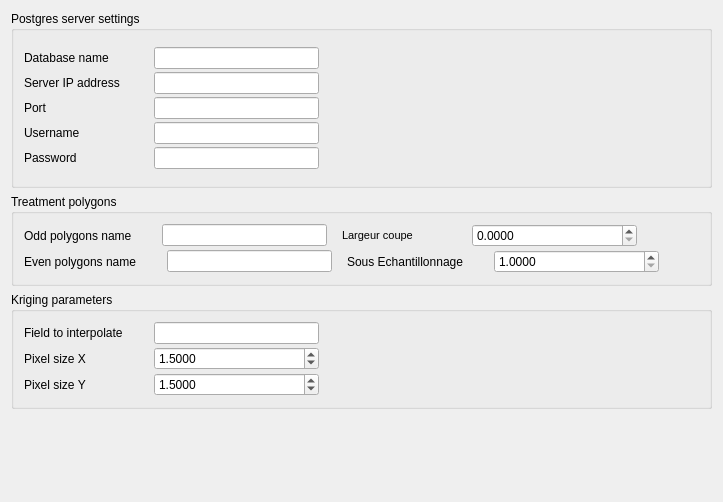
Qt form gui/settings/options_settings_dlg_base.ui (franciscocamellon/lallemand_plant_care) before a commit.
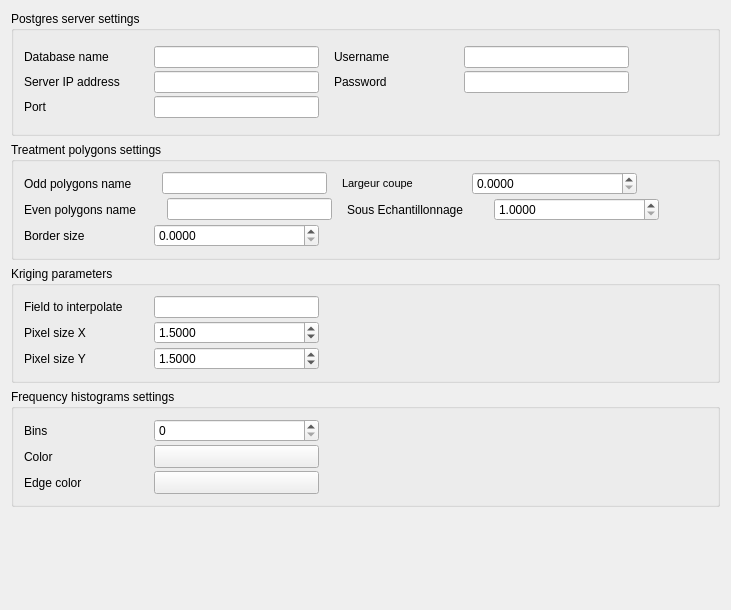
The same form after that commit. Custom widgets are drawn as their Qt base class.

The edit to the form file:
```diff
--- a/gui/settings/options_settings_dlg_base.ui
+++ b/gui/settings/options_settings_dlg_base.ui
@@ -6,14 +6,539 @@
    <rect>
     <x>0</x>
     <y>0</y>
-    <width>670</width>
-    <height>502</height>
+    <width>731</width>
+    <height>610</height>
    </rect>
   </property>
   <property name="windowTitle">
    <string>Form</string>
   </property>
   <layout class="QGridLayout" name="gridLayout">
+   <item row="2" column="0">
+    <widget class="QgsCollapsibleGroupBox" name="mGroupBox_3">
+     <property name="sizePolicy">
+      <sizepolicy hsizetype="MinimumExpanding" vsizetype="Fixed">
+       <horstretch>0</horstretch>
+       <verstretch>0</verstretch>
+      </sizepolicy>
+     </property>
+     <property name="minimumSize">
+      <size>
+       <width>0</width>
+       <height>0</height>
+      </size>
+     </property>
+     <property name="maximumSize">
+      <size>
+       <width>16777215</width>
+       <height>16777215</height>
+      </size>
+     </property>
+     <property name="title">
+      <string>Kriging parameters</string>
+     </property>
+     <layout class="QVBoxLayout" name="verticalLayout_3">
+      <property name="spacing">
+       <number>5</number>
+      </property>
+      <property name="leftMargin">
+       <number>10</number>
+      </property>
+      <property name="topMargin">
+       <number>10</number>
+      </property>
+      <property name="rightMargin">
+       <number>10</number>
+      </property>
+      <property name="bottomMargin">
+       <number>10</number>
+      </property>
+      <item>
+       <layout class="QVBoxLayout" name="verticalLayout_6">
+        <property name="spacing">
+         <number>3</number>
+        </property>
+        <item>
+         <layout class="QHBoxLayout" name="horizontalLayout_15">
+          <property name="spacing">
+           <number>0</number>
+          </property>
+          <item>
+           <widget class="QLabel" name="fieldToInterpolateLabel">
+            <property name="minimumSize">
+             <size>
+              <width>100</width>
+              <height>0</height>
+             </size>
+            </property>
+            <property name="styleSheet">
+             <string notr="true">font: 8pt &quot;MS Shell Dlg 2&quot;;</string>
+            </property>
+            <property name="text">
+             <string>Field to interpolate</string>
+            </property>
+           </widget>
+          </item>
+          <item>
+           <spacer name="horizontalSpacer_15">
+            <property name="orientation">
+             <enum>Qt::Horizontal</enum>
+            </property>
+            <property name="sizeType">
+             <enum>QSizePolicy::Fixed</enum>
+            </property>
+            <property name="sizeHint" stdset="0">
+             <size>
+              <width>30</width>
+              <height>20</height>
+             </size>
+            </property>
+           </spacer>
+          </item>
+          <item>
+           <widget class="QLineEdit" name="fieldToInterpolateLineEdit">
+            <property name="sizePolicy">
+             <sizepolicy hsizetype="Minimum" vsizetype="Fixed">
+              <horstretch>0</horstretch>
+              <verstretch>0</verstretch>
+             </sizepolicy>
+            </property>
+            <property name="minimumSize">
+             <size>
+              <width>165</width>
+              <height>18</height>
+             </size>
+            </property>
+            <property name="styleSheet">
+             <string notr="true">font: 8pt &quot;MS Shell Dlg 2&quot;;</string>
+            </property>
+           </widget>
+          </item>
+          <item>
+           <spacer name="horizontalSpacer_16">
+            <property name="orientation">
+             <enum>Qt::Horizontal</enum>
+            </property>
+            <property name="sizeHint" stdset="0">
+             <size>
+              <width>40</width>
+              <height>20</height>
+             </size>
+            </property>
+           </spacer>
+          </item>
+         </layout>
+        </item>
+        <item>
+         <layout class="QHBoxLayout" name="horizontalLayout_16">
+          <property name="spacing">
+           <number>0</number>
+          </property>
+          <item>
+           <widget class="QLabel" name="pixelSizeXLabel">
+            <property name="minimumSize">
+             <size>
+              <width>100</width>
+              <height>0</height>
+             </size>
+            </property>
+            <property name="styleSheet">
+             <string notr="true">font: 8pt &quot;MS Shell Dlg 2&quot;;</string>
+            </property>
+            <property name="text">
+             <string>Pixel size X</string>
+            </property>
+           </widget>
+          </item>
+          <item>
+           <spacer name="horizontalSpacer_17">
+            <property name="orientation">
+             <enum>Qt::Horizontal</enum>
+            </property>
+            <property name="sizeType">
+             <enum>QSizePolicy::Fixed</enum>
+            </property>
+            <property name="sizeHint" stdset="0">
+             <size>
+              <width>30</width>
+              <height>20</height>
+             </size>
+            </property>
+           </spacer>
+          </item>
+          <item>
+           <widget class="QDoubleSpinBox" name="pixelSizeXSpinBox">
+            <property name="minimumSize">
+             <size>
+              <width>165</width>
+              <height>18</height>
+             </size>
+            </property>
+            <property name="styleSheet">
+             <string notr="true">font: 8pt &quot;MS Shell Dlg 2&quot;</string>
+            </property>
+            <property name="decimals">
+             <number>4</number>
+            </property>
+            <property name="maximum">
+             <double>999.990000000000009</double>
+            </property>
+            <property name="singleStep">
+             <double>0.100000000000000</double>
+            </property>
+            <property name="value">
+             <double>1.500000000000000</double>
+            </property>
+           </widget>
+          </item>
+          <item>
+           <spacer name="horizontalSpacer_18">
+            <property name="orientation">
+             <enum>Qt::Horizontal</enum>
+            </property>
+            <property name="sizeHint" stdset="0">
+             <size>
+              <width>40</width>
+              <height>20</height>
+             </size>
+            </property>
+           </spacer>
+          </item>
+         </layout>
+        </item>
+        <item>
+         <layout class="QHBoxLayout" name="horizontalLayout_17">
+          <property name="spacing">
+           <number>0</number>
+          </property>
+          <item>
+           <widget class="QLabel" name="pixelSizeYLabel">
+            <property name="minimumSize">
+             <size>
+              <width>100</width>
+              <height>0</height>
+             </size>
+            </property>
+            <property name="styleSheet">
+             <string notr="true">font: 8pt &quot;MS Shell Dlg 2&quot;;</string>
+            </property>
+            <property name="text">
+             <string>Pixel size Y</string>
+            </property>
+           </widget>
+          </item>
+          <item>
+           <spacer name="horizontalSpacer_19">
+            <property name="orientation">
+             <enum>Qt::Horizontal</enum>
+            </property>
+            <property name="sizeType">
+             <enum>QSizePolicy::Fixed</enum>
+            </property>
+            <property name="sizeHint" stdset="0">
+             <size>
+              <width>30</width>
+              <height>20</height>
+             </size>
+            </property>
+           </spacer>
+          </item>
+          <item>
+           <widget class="QDoubleSpinBox" name="pixelSizeYSpinBox">
+            <property name="minimumSize">
+             <size>
+              <width>165</width>
+              <height>18</height>
+             </size>
+            </property>
+            <property name="styleSheet">
+             <string notr="true">font: 8pt &quot;MS Shell Dlg 2&quot;</string>
+            </property>
+            <property name="decimals">
+             <number>4</number>
+            </property>
+            <property name="minimum">
+             <double>0.000000000000000</double>
+            </property>
+            <property name="maximum">
+             <double>999.990000000000009</double>
+            </property>
+            <property name="singleStep">
+             <double>0.100000000000000</double>
+            </property>
+            <property name="value">
+             <double>1.500000000000000</double>
+            </property>
+           </widget>
+          </item>
+          <item>
+           <spacer name="horizontalSpacer_20">
+            <property name="orientation">
+             <enum>Qt::Horizontal</enum>
+            </property>
+            <property name="sizeHint" stdset="0">
+             <size>
+              <width>40</width>
+              <height>20</height>
+             </size>
+            </property>
+           </spacer>
+          </item>
+         </layout>
+        </item>
+       </layout>
+      </item>
+     </layout>
+    </widget>
+   </item>
+   <item row="3" column="0">
+    <widget class="QgsCollapsibleGroupBox" name="mGroupBox_4">
+     <property name="sizePolicy">
+      <sizepolicy hsizetype="MinimumExpanding" vsizetype="Fixed">
+       <horstretch>0</horstretch>
+       <verstretch>0</verstretch>
+      </sizepolicy>
+     </property>
+     <property name="minimumSize">
+      <size>
+       <width>0</width>
+       <height>0</height>
+      </size>
+     </property>
+     <property name="maximumSize">
+      <size>
+       <width>16777215</width>
+       <height>16777215</height>
+      </size>
+     </property>
+     <property name="title">
+      <string>Frequency histograms settings</string>
+     </property>
+     <layout class="QVBoxLayout" name="verticalLayout_7">
+      <property name="spacing">
+       <number>5</number>
+      </property>
+      <property name="leftMargin">
+       <number>10</number>
+      </property>
+      <property name="topMargin">
+       <number>10</number>
+      </property>
+      <property name="rightMargin">
+       <number>10</number>
+      </property>
+      <property name="bottomMargin">
+       <number>10</number>
+      </property>
+      <item>
+       <layout class="QVBoxLayout" name="verticalLayout_8">
+        <property name="spacing">
+         <number>3</number>
+        </property>
+        <item>
+         <layout class="QHBoxLayout" name="horizontalLayout_18">
+          <property name="spacing">
+           <number>0</number>
+          </property>
+          <item>
+           <widget class="QLabel" name="binsLabel">
+            <property name="minimumSize">
+             <size>
+              <width>100</width>
+              <height>0</height>
+             </size>
+            </property>
+            <property name="styleSheet">
+             <string notr="true">font: 8pt &quot;MS Shell Dlg 2&quot;;</string>
+            </property>
+            <property name="text">
+             <string>Bins</string>
+            </property>
+           </widget>
+          </item>
+          <item>
+           <spacer name="horizontalSpacer_25">
+            <property name="orientation">
+             <enum>Qt::Horizontal</enum>
+            </property>
+            <property name="sizeType">
+             <enum>QSizePolicy::Fixed</enum>
+            </property>
+            <property name="sizeHint" stdset="0">
+             <size>
+              <width>30</width>
+              <height>20</height>
+             </size>
+            </property>
+           </spacer>
+          </item>
+          <item>
+           <widget class="QSpinBox" name="binsSpinBox">
+            <property name="minimumSize">
+             <size>
+              <width>165</width>
+              <height>18</height>
+             </size>
+            </property>
+           </widget>
+          </item>
+          <item>
+           <spacer name="horizontalSpacer_26">
+            <property name="orientation">
+             <enum>Qt::Horizontal</enum>
+            </property>
+            <property name="sizeHint" stdset="0">
+             <size>
+              <width>40</width>
+              <height>20</height>
+             </size>
+            </property>
+           </spacer>
+          </item>
+         </layout>
+        </item>
+        <item>
+         <layout class="QHBoxLayout" name="horizontalLayout_19">
+          <property name="spacing">
+           <number>0</number>
+          </property>
+          <item>
+           <widget class="QLabel" name="colorLabel">
+            <property name="minimumSize">
+             <size>
+              <width>100</width>
+              <height>0</height>
+             </size>
+            </property>
+            <property name="styleSheet">
+             <string notr="true">font: 8pt &quot;MS Shell Dlg 2&quot;;</string>
+            </property>
+            <property name="text">
+             <string>Color</string>
+            </property>
+           </widget>
+          </item>
+          <item>
+           <spacer name="horizontalSpacer_27">
+            <property name="orientation">
+             <enum>Qt::Horizontal</enum>
+            </property>
+            <property name="sizeType">
+             <enum>QSizePolicy::Fixed</enum>
+            </property>
+            <property name="sizeHint" stdset="0">
+             <size>
+              <width>30</width>
+              <height>20</height>
+             </size>
+            </property>
+           </spacer>
+          </item>
+          <item>
+           <widget class="QgsColorButton" name="colorColorButton">
+            <property name="minimumSize">
+             <size>
+              <width>165</width>
+              <height>18</height>
+             </size>
+            </property>
+           </widget>
+          </item>
+          <item>
+           <spacer name="horizontalSpacer_28">
+            <property name="orientation">
+             <enum>Qt::Horizontal</enum>
+            </property>
+            <property name="sizeHint" stdset="0">
+             <size>
+              <width>40</width>
+              <height>20</height>
+             </size>
+            </property>
+           </spacer>
+          </item>
+         </layout>
+        </item>
+        <item>
+         <layout class="QHBoxLayout" name="horizontalLayout_20">
+          <property name="spacing">
+           <number>0</number>
+          </property>
+          <item>
+           <widget class="QLabel" name="edgeColorLabel">
+            <property name="minimumSize">
+             <size>
+              <width>100</width>
+              <height>0</height>
+             </size>
+            </property>
+            <property name="styleSheet">
+             <string notr="true">font: 8pt &quot;MS Shell Dlg 2&quot;;</string>
+            </property>
+            <property name="text">
+             <string>Edge color</string>
+            </property>
+           </widget>
+          </item>
+          <item>
+           <spacer name="horizontalSpacer_29">
+            <property name="orientation">
+             <enum>Qt::Horizontal</enum>
+            </property>
+            <property name="sizeType">
+             <enum>QSizePolicy::Fixed</enum>
+            </property>
+            <property name="sizeHint" stdset="0">
+             <size>
+              <width>30</width>
+              <height>20</height>
+             </size>
+            </property>
+           </spacer>
+          </item>
+          <item>
+           <widget class="QgsColorButton" name="edgeColorButton">
+            <property name="minimumSize">
+             <size>
+              <width>165</width>
+              <height>18</height>
+             </size>
+            </property>
+           </widget>
+          </item>
+          <item>
+           <spacer name="horizontalSpacer_30">
+            <property name="orientation">
+             <enum>Qt::Horizontal</enum>
+            </property>
+            <property name="sizeHint" stdset="0">
+             <size>
+              <width>40</width>
+              <height>20</height>
+             </size>
+            </property>
+           </spacer>
+          </item>
+         </layout>
+        </item>
+       </layout>
+      </item>
+     </layout>
+    </widget>
+   </item>
+   <item row="4" column="0">
+    <spacer name="verticalSpacer">
+     <property name="orientation">
+      <enum>Qt::Vertical</enum>
+     </property>
+     <property name="sizeHint" stdset="0">
+      <size>
+       <width>20</width>
+       <height>40</height>
+      </size>
+     </property>
+    </spacer>
+   </item>
    <item row="1" column="0">
     <widget class="QgsCollapsibleGroupBox" name="mGroupBox_2">
      <property name="sizePolicy">
@@ -35,7 +560,7 @@
       </size>
      </property>
      <property name="title">
-      <string>Treatment polygons</string>
+      <string>Treatment polygons settings</string>
      </property>
      <layout class="QVBoxLayout" name="verticalLayout_2">
       <property name="spacing">
@@ -352,6 +877,83 @@
           </item>
          </layout>
         </item>
+        <item>
+         <layout class="QHBoxLayout" name="horizontalLayout">
+          <property name="spacing">
+           <number>0</number>
+          </property>
+          <item>
+           <widget class="QLabel" name="evenPolygonsLabel_2">
+            <property name="minimumSize">
+             <size>
+              <width>100</width>
+              <height>0</height>
+             </size>
+            </property>
+            <property name="styleSheet">
+             <string notr="true">font: 8pt &quot;MS Shell Dlg 2&quot;;</string>
+            </property>
+            <property name="text">
+             <string>Border size</string>
+            </property>
+           </widget>
+          </item>
+          <item>
+           <spacer name="horizontalSpacer_31">
+            <property name="orientation">
+             <enum>Qt::Horizontal</enum>
+            </property>
+            <property name="sizeType">
+             <enum>QSizePolicy::Fixed</enum>
+            </property>
+            <property name="sizeHint" stdset="0">
+             <size>
+              <width>30</width>
+              <height>20</height>
+             </size>
+            </property>
+           </spacer>
+          </item>
+          <item>
+           <widget class="QDoubleSpinBox" name="sizeBorderSpinBox">
+            <property name="minimumSize">
+             <size>
+              <width>165</width>
+              <height>18</height>
+             </size>
+            </property>
+            <property name="styleSheet">
+             <string notr="true">font: 8pt &quot;MS Shell Dlg 2&quot;</string>
+            </property>
+            <property name="decimals">
+             <number>4</number>
+            </property>
+            <property name="minimum">
+             <double>0.000000000000000</double>
+            </property>
+            <property name="maximum">
+             <double>1000.000000000000000</double>
+            </property>
+            <property name="value">
+             <double>0.000000000000000</double>
+            </property>
+           </widget>
+          </item>
+          <item>
+           <spacer name="horizontalSpacer_32">
+            <property name="orientation">
+             <enum>Qt::Horizontal</enum>
+            </property>
+            <property name="sizeHint" stdset="0">
+             <size>
+              <width>40</width>
+              <height>20</height>
+             </size>
+            </property>
+           </spacer>
+          </item>
+         </layout>
+        </item>
        </layout>
       </item>
      </layout>
@@ -368,7 +970,7 @@
      <property name="minimumSize">
       <size>
        <width>0</width>
-       <height>177</height>
+       <height>125</height>
       </size>
      </property>
      <property name="maximumSize">
@@ -457,6 +1059,73 @@
             </property>
            </widget>
           </item>
+          <item>
+           <spacer name="horizontalSpacer_9">
+            <property name="orientation">
+             <enum>Qt::Horizontal</enum>
+            </property>
+            <property name="sizeType">
+             <enum>QSizePolicy::Fixed</enum>
+            </property>
+            <property name="sizeHint" stdset="0">
+             <size>
+              <width>15</width>
+              <height>20</height>
+             </size>
+            </property>
+           </spacer>
+          </item>
+          <item>
+           <widget class="QLabel" name="serverUserLabel">
+            <property name="minimumSize">
+             <size>
+              <width>100</width>
+              <height>0</height>
+             </size>
+            </property>
+            <property name="styleSheet">
+             <string notr="true">font: 8pt &quot;MS Shell Dlg 2&quot;;</string>
+            </property>
+            <property name="text">
+             <string>Username</string>
+            </property>
+           </widget>
+          </item>
+          <item>
+           <spacer name="horizontalSpacer_4">
+            <property name="orientation">
+             <enum>Qt::Horizontal</enum>
+            </property>
+            <property name="sizeType">
+             <enum>QSizePolicy::Fixed</enum>
+            </property>
+            <property name="sizeHint" stdset="0">
+             <size>
+              <width>30</width>
+              <height>20</height>
+             </size>
+            </property>
+           </spacer>
+          </item>
+          <item>
+           <widget class="QLineEdit" name="serverUserLineEdit">
+            <property name="sizePolicy">
+             <sizepolicy hsizetype="Minimum" vsizetype="Fixed">
+              <horstretch>0</horstretch>
+              <verstretch>0</verstretch>
+             </sizepolicy>
+            </property>
+            <property name="minimumSize">
+             <size>
+              <width>165</width>
+              <height>18</height>
+             </size>
+            </property>
+            <property name="styleSheet">
+             <string notr="true">font: 8pt &quot;MS Shell Dlg 2&quot;;</string>
+            </property>
+           </widget>
+          </item>
           <item>
            <spacer name="horizontalSpacer_2">
             <property name="orientation">
@@ -528,6 +1197,76 @@
             </property>
            </widget>
           </item>
+          <item>
+           <spacer name="horizontalSpacer_10">
+            <property name="orientation">
+             <enum>Qt::Horizontal</enum>
+            </property>
+            <property name="sizeType">
+             <enum>QSizePolicy::Fixed</enum>
+            </property>
+            <property name="sizeHint" stdset="0">
+             <size>
+              <width>15</width>
+              <height>20</height>
+             </size>
+            </property>
+           </spacer>
+          </item>
+          <item>
+           <widget class="QLabel" name="serverPasswordLabel">
+            <property name="minimumSize">
+             <size>
+              <width>100</width>
+              <height>0</height>
+             </size>
+            </property>
+            <property name="styleSheet">
+             <string notr="true">font: 8pt &quot;MS Shell Dlg 2&quot;;</string>
+            </property>
+            <property name="text">
+             <string>Password</string>
+            </property>
+           </widget>
+          </item>
+          <item>
+           <spacer name="horizontalSpacer_5">
+            <property name="orientation">
+             <enum>Qt::Horizontal</enum>
+            </property>
+            <property name="sizeType">
+             <enum>QSizePolicy::Fixed</enum>
+            </property>
+            <property name="sizeHint" stdset="0">
+             <size>
+              <width>30</width>
+              <height>20</height>
+             </size>
+            </property>
+           </spacer>
+          </item>
+          <item>
+           <widget class="QLineEdit" name="serverPasswordLineEdit">
+            <property name="sizePolicy">
+             <sizepolicy hsizetype="Minimum" vsizetype="Fixed">
+              <horstretch>0</horstretch>
+              <verstretch>0</verstretch>
+             </sizepolicy>
+            </property>
+            <property name="minimumSize">
+             <size>
+              <width>165</width>
+              <height>18</height>
+             </size>
+            </property>
+            <property name="styleSheet">
+             <string notr="true">font: 8pt &quot;MS Shell Dlg 2&quot;;</string>
+            </property>
+            <property name="echoMode">
+             <enum>QLineEdit::Password</enum>
+            </property>
+           </widget>
+          </item>
           <item>
            <spacer name="horizontalSpacer_7">
             <property name="orientation">
@@ -614,441 +1353,6 @@
           </item>
          </layout>
         </item>
-        <item>
-         <layout class="QHBoxLayout" name="horizontalLayout_10">
-          <property name="spacing">
-           <number>0</number>
-          </property>
-          <item>
-           <widget class="QLabel" name="serverUserLabel">
-            <property name="minimumSize">
-             <size>
-              <width>100</width>
-              <height>0</height>
-             </size>
-            </property>
-            <property name="styleSheet">
-             <string notr="true">font: 8pt &quot;MS Shell Dlg 2&quot;;</string>
-            </property>
-            <property name="text">
-             <string>Username</string>
-            </property>
-           </widget>
-          </item>
-          <item>
-           <spacer name="horizontalSpacer_4">
-            <property name="orientation">
-             <enum>Qt::Horizontal</enum>
-            </property>
-            <property name="sizeType">
-             <enum>QSizePolicy::Fixed</enum>
-            </property>
-            <property name="sizeHint" stdset="0">
-             <size>
-              <width>30</width>
-              <height>20</height>
-             </size>
-            </property>
-           </spacer>
-          </item>
-          <item>
-           <widget class="QLineEdit" name="serverUserLineEdit">
-            <property name="sizePolicy">
-             <sizepolicy hsizetype="Minimum" vsizetype="Fixed">
-              <horstretch>0</horstretch>
-              <verstretch>0</verstretch>
-             </sizepolicy>
-            </property>
-            <property name="minimumSize">
-             <size>
-              <width>165</width>
-              <height>18</height>
-             </size>
-            </property>
-            <property name="styleSheet">
-             <string notr="true">font: 8pt &quot;MS Shell Dlg 2&quot;;</string>
-            </property>
-           </widget>
-          </item>
-          <item>
-           <spacer name="horizontalSpacer_9">
-            <property name="orientation">
-             <enum>Qt::Horizontal</enum>
-            </property>
-            <property name="sizeHint" stdset="0">
-             <size>
-              <width>40</width>
-              <height>20</height>
-             </size>
-            </property>
-           </spacer>
-          </item>
-         </layout>
-        </item>
-        <item>
-         <layout class="QHBoxLayout" name="horizontalLayout_11">
-          <property name="spacing">
-           <number>0</number>
-          </property>
-          <item>
-           <widget class="QLabel" name="serverPasswordLabel">
-            <property name="minimumSize">
-             <size>
-              <width>100</width>
-              <height>0</height>
-             </size>
-            </property>
-            <property name="styleSheet">
-             <string notr="true">font: 8pt &quot;MS Shell Dlg 2&quot;;</string>
-            </property>
-            <property name="text">
-             <string>Password</string>
-            </property>
-           </widget>
-          </item>
-          <item>
-           <spacer name="horizontalSpacer_5">
-            <property name="orientation">
-             <enum>Qt::Horizontal</enum>
-            </property>
-            <property name="sizeType">
-             <enum>QSizePolicy::Fixed</enum>
-            </property>
-            <property name="sizeHint" stdset="0">
-             <size>
-              <width>30</width>
-              <height>20</height>
-             </size>
-            </property>
-           </spacer>
-          </item>
-          <item>
-           <widget class="QLineEdit" name="serverPasswordLineEdit">
-            <property name="sizePolicy">
-             <sizepolicy hsizetype="Minimum" vsizetype="Fixed">
-              <horstretch>0</horstretch>
-              <verstretch>0</verstretch>
-             </sizepolicy>
-            </property>
-            <property name="minimumSize">
-             <size>
-              <width>165</width>
-              <height>18</height>
-             </size>
-            </property>
-            <property name="styleSheet">
-             <string notr="true">font: 8pt &quot;MS Shell Dlg 2&quot;;</string>
-            </property>
-            <property name="echoMode">
-             <enum>QLineEdit::Password</enum>
-            </property>
-           </widget>
-          </item>
-          <item>
-           <spacer name="horizontalSpacer_10">
-            <property name="orientation">
-             <enum>Qt::Horizontal</enum>
-            </property>
-            <property name="sizeHint" stdset="0">
-             <size>
-              <width>40</width>
-              <height>20</height>
-             </size>
-            </property>
-           </spacer>
-          </item>
-         </layout>
-        </item>
-       </layout>
-      </item>
-     </layout>
-    </widget>
-   </item>
-   <item row="3" column="0">
-    <spacer name="verticalSpacer">
-     <property name="orientation">
-      <enum>Qt::Vertical</enum>
-     </property>
-     <property name="sizeHint" stdset="0">
-      <size>
-       <width>20</width>
-       <height>40</height>
-      </size>
-     </property>
-    </spacer>
-   </item>
-   <item row="2" column="0">
-    <widget class="QgsCollapsibleGroupBox" name="mGroupBox_3">
-     <property name="sizePolicy">
-      <sizepolicy hsizetype="MinimumExpanding" vsizetype="Fixed">
-       <horstretch>0</horstretch>
-       <verstretch>0</verstretch>
-      </sizepolicy>
-     </property>
-     <property name="minimumSize">
-      <size>
-       <width>0</width>
-       <height>0</height>
-      </size>
-     </property>
-     <property name="maximumSize">
-      <size>
-       <width>16777215</width>
-       <height>16777215</height>
-      </size>
-     </property>
-     <property name="title">
-      <string>Kriging parameters</string>
-     </property>
-     <layout class="QVBoxLayout" name="verticalLayout_3">
-      <property name="spacing">
-       <number>5</number>
-      </property>
-      <property name="leftMargin">
-       <number>10</number>
-      </property>
-      <property name="topMargin">
-       <number>10</number>
-      </property>
-      <property name="rightMargin">
-       <number>10</number>
-      </property>
-      <property name="bottomMargin">
-       <number>10</number>
-      </property>
-      <item>
-       <layout class="QVBoxLayout" name="verticalLayout_6">
-        <property name="spacing">
-         <number>3</number>
-        </property>
-        <item>
-         <layout class="QHBoxLayout" name="horizontalLayout_15">
-          <property name="spacing">
-           <number>0</number>
-          </property>
-          <item>
-           <widget class="QLabel" name="fieldToInterpolateLabel">
-            <property name="minimumSize">
-             <size>
-              <width>100</width>
-              <height>0</height>
-             </size>
-            </property>
-            <property name="styleSheet">
-             <string notr="true">font: 8pt &quot;MS Shell Dlg 2&quot;;</string>
-            </property>
-            <property name="text">
-             <string>Field to interpolate</string>
-            </property>
-           </widget>
-          </item>
-          <item>
-           <spacer name="horizontalSpacer_15">
-            <property name="orientation">
-             <enum>Qt::Horizontal</enum>
-            </property>
-            <property name="sizeType">
-             <enum>QSizePolicy::Fixed</enum>
-            </property>
-            <property name="sizeHint" stdset="0">
-             <size>
-              <width>30</width>
-              <height>20</height>
-             </size>
-            </property>
-           </spacer>
-          </item>
-          <item>
-           <widget class="QLineEdit" name="fieldToInterpolateLineEdit">
-            <property name="sizePolicy">
-             <sizepolicy hsizetype="Minimum" vsizetype="Fixed">
-              <horstretch>0</horstretch>
-              <verstretch>0</verstretch>
-             </sizepolicy>
-            </property>
-            <property name="minimumSize">
-             <size>
-              <width>165</width>
-              <height>18</height>
-             </size>
-            </property>
-            <property name="styleSheet">
-             <string notr="true">font: 8pt &quot;MS Shell Dlg 2&quot;;</string>
-            </property>
-           </widget>
-          </item>
-          <item>
-           <spacer name="horizontalSpacer_16">
-            <property name="orientation">
-             <enum>Qt::Horizontal</enum>
-            </property>
-            <property name="sizeHint" stdset="0">
-             <size>
-              <width>40</width>
-              <height>20</height>
-             </size>
-            </property>
-           </spacer>
-          </item>
-         </layout>
-        </item>
-        <item>
-         <layout class="QHBoxLayout" name="horizontalLayout_16">
-          <property name="spacing">
-           <number>0</number>
-          </property>
-          <item>
-           <widget class="QLabel" name="pixelSizeXLabel">
-            <property name="minimumSize">
-             <size>
-              <width>100</width>
-              <height>0</height>
-             </size>
-            </property>
-            <property name="styleSheet">
-             <string notr="true">font: 8pt &quot;MS Shell Dlg 2&quot;;</string>
-            </property>
-            <property name="text">
-             <string>Pixel size X</string>
-            </property>
-           </widget>
-          </item>
-          <item>
-           <spacer name="horizontalSpacer_17">
-            <property name="orientation">
-             <enum>Qt::Horizontal</enum>
-            </property>
-            <property name="sizeType">
-             <enum>QSizePolicy::Fixed</enum>
-            </property>
-            <property name="sizeHint" stdset="0">
-             <size>
-              <width>30</width>
-              <height>20</height>
-             </size>
-            </property>
-           </spacer>
-          </item>
-          <item>
-           <widget class="QDoubleSpinBox" name="pixelSizeXSpinBox">
-            <property name="minimumSize">
-             <size>
-              <width>165</width>
-              <height>18</height>
-             </size>
-            </property>
-            <property name="styleSheet">
-             <string notr="true">font: 8pt &quot;MS Shell Dlg 2&quot;</string>
-            </property>
-            <property name="decimals">
-             <number>4</number>
-            </property>
-            <property name="maximum">
-             <double>999.990000000000009</double>
-            </property>
-            <property name="singleStep">
-             <double>0.100000000000000</double>
-            </property>
-            <property name="value">
-             <double>1.500000000000000</double>
-            </property>
-           </widget>
-          </item>
-          <item>
-           <spacer name="horizontalSpacer_18">
-            <property name="orientation">
-             <enum>Qt::Horizontal</enum>
-            </property>
-            <property name="sizeHint" stdset="0">
-             <size>
-              <width>40</width>
-              <height>20</height>
-             </size>
-            </property>
-           </spacer>
-          </item>
-         </layout>
-        </item>
-        <item>
-         <layout class="QHBoxLayout" name="horizontalLayout_17">
-          <property name="spacing">
-           <number>0</number>
-          </property>
-          <item>
-           <widget class="QLabel" name="pixelSizeYLabel">
-            <property name="minimumSize">
-             <size>
-              <width>100</width>
-              <height>0</height>
-             </size>
-            </property>
-            <property name="styleSheet">
-             <string notr="true">font: 8pt &quot;MS Shell Dlg 2&quot;;</string>
-            </property>
-            <property name="text">
-             <string>Pixel size Y</string>
-            </property>
-           </widget>
-          </item>
-          <item>
-           <spacer name="horizontalSpacer_19">
-            <property name="orientation">
-             <enum>Qt::Horizontal</enum>
-            </property>
-            <property name="sizeType">
-             <enum>QSizePolicy::Fixed</enum>
-            </property>
-            <property name="sizeHint" stdset="0">
-             <size>
-              <width>30</width>
-              <height>20</height>
-             </size>
-            </property>
-           </spacer>
-          </item>
-          <item>
-           <widget class="QDoubleSpinBox" name="pixelSizeYSpinBox">
-            <property name="minimumSize">
-             <size>
-              <width>165</width>
-              <height>18</height>
-             </size>
-            </property>
-            <property name="styleSheet">
-             <string notr="true">font: 8pt &quot;MS Shell Dlg 2&quot;</string>
-            </property>
-            <property name="decimals">
-             <number>4</number>
-            </property>
-            <property name="minimum">
-             <double>0.000000000000000</double>
-            </property>
-            <property name="maximum">
-             <double>999.990000000000009</double>
-            </property>
-            <property name="singleStep">
-             <double>0.100000000000000</double>
-            </property>
-            <property name="value">
-             <double>1.500000000000000</double>
-            </property>
-           </widget>
-          </item>
-          <item>
-           <spacer name="horizontalSpacer_20">
-            <property name="orientation">
-             <enum>Qt::Horizontal</enum>
-            </property>
-            <property name="sizeHint" stdset="0">
-             <size>
-              <width>40</width>
-              <height>20</height>
-             </size>
-            </property>
-           </spacer>
-          </item>
-         </layout>
-        </item>
        </layout>
       </item>
      </layout>
@@ -1063,6 +1367,11 @@
    <header>qgscollapsiblegroupbox.h</header>
    <container>1</container>
   </customwidget>
+  <customwidget>
+   <class>QgsColorButton</class>
+   <extends>QToolButton</extends>
+   <header>qgscolorbutton.h</header>
+  </customwidget>
  </customwidgets>
  <tabstops>
   <tabstop>mGroupBox</tabstop>
```
Left out of the diff: 6 changed lines with no effect on the pictures.
